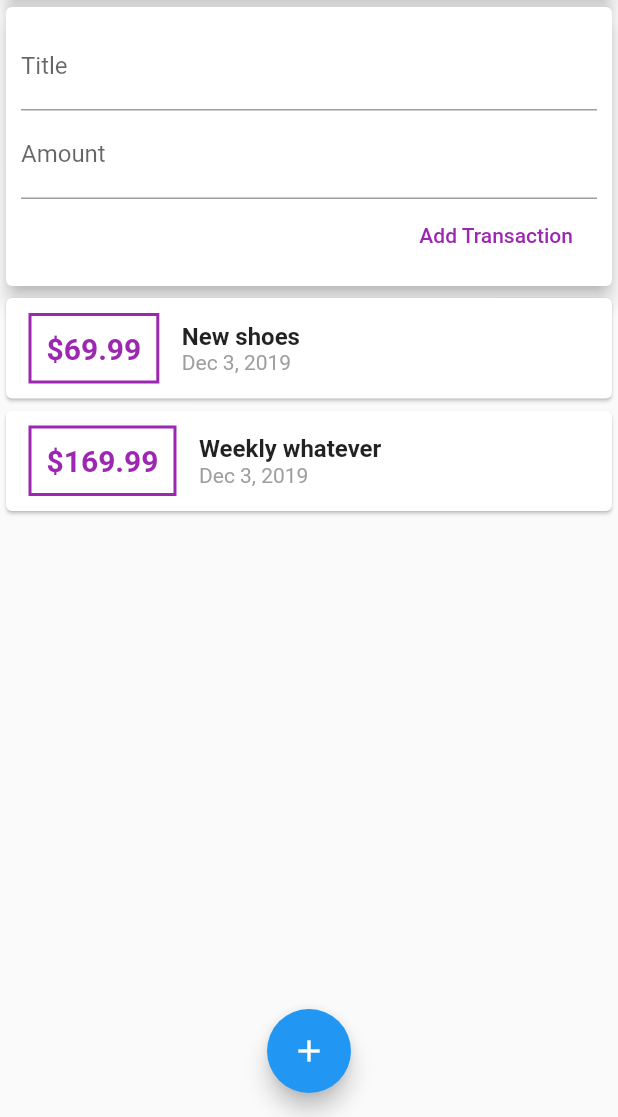
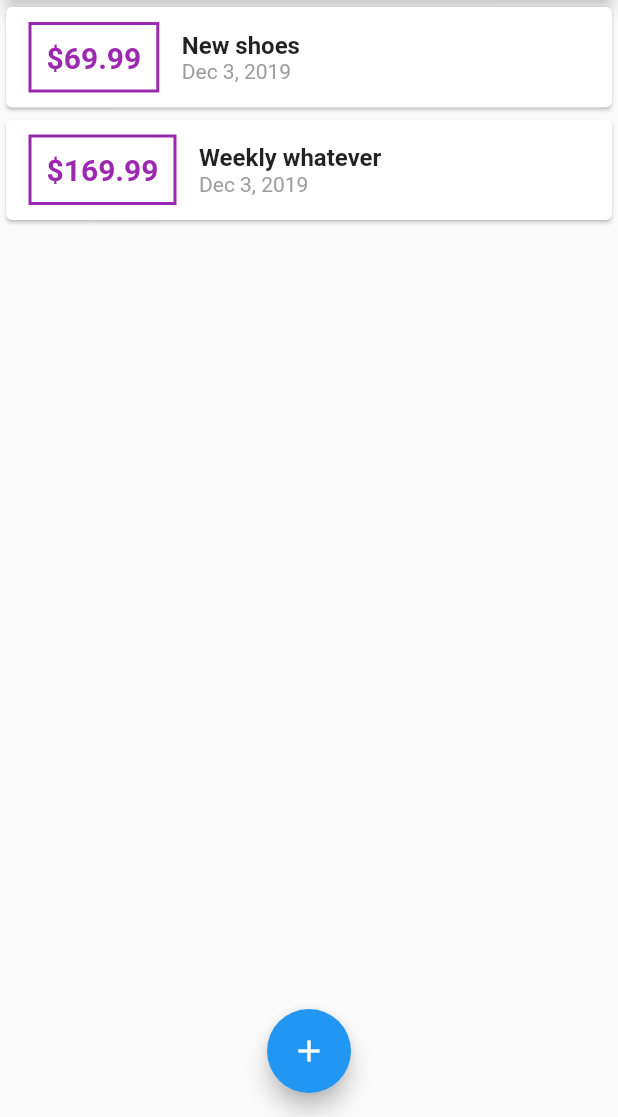
Before and after one commit to horsson/expense_app, a Flutter app: the screen it shows after launch, on a phone screen of 412 x 824 dp, the part 119-1236 px from its top. Run offline on Flutter 3.47's test engine with Material 2 defaults, Android fonts, the phone set to English and light mode, and no system bars.

```diff
--- a/lib/main.dart
+++ b/lib/main.dart
@@ -1,5 +1,8 @@
-import 'package:expense_app/widgets/user_transaction.dart';
 import 'package:flutter/material.dart';
+
+import 'models/transaction.dart';
+import 'widgets/new_transaction.dart';
+import 'widgets/transaction_list.dart';
 
 void main() => runApp(MyApp());
 
@@ -14,9 +17,55 @@ class MyApp extends StatelessWidget {
   }
 }
 
-class MyHomePage extends StatelessWidget {
+class MyHomePage extends StatefulWidget {
+  @override
+  _MyHomePageState createState() => _MyHomePageState();
+}
+
+class _MyHomePageState extends State<MyHomePage> {
   final titleController = TextEditingController();
+
   final amountController = TextEditingController();
+
+  void _startAddNewTransaction(BuildContext ctx) {
+    showModalBottomSheet(
+        context: ctx,
+        builder: (_) {
+          return GestureDetector(
+            child: NewTransaction(_addNewTransaction),
+            onTap: () {},
+            behavior: HitTestBehavior.opaque,
+          );
+        });
+  }
+
+  List<Transaction> _userTransactions = [
+    Transaction(
+      id: 't1',
+      title: 'New shoes',
+      amount: 69.99,
+      date: DateTime.now(),
+    ),
+    Transaction(
+      id: 't2',
+      title: 'Weekly whatever',
+      amount: 169.99,
+      date: DateTime.now(),
+    ),
+  ];
+
+  void _addNewTransaction(String title, double amount) {
+    final newTx = Transaction(
+      title: title,
+      amount: amount,
+      date: DateTime.now(),
+      id: DateTime.now().toString(),
+    );
+
+    setState(() {
+      _userTransactions.add(newTx);
+    });
+  }
 
   @override
   Widget build(BuildContext context) {
@@ -26,7 +75,9 @@ class MyHomePage extends StatelessWidget {
         actions: <Widget>[
           IconButton(
             icon: Icon(Icons.add),
-            onPressed: () {},
+            onPressed: () {
+              _startAddNewTransaction(context);
+            },
           )
         ],
       ),
@@ -43,14 +94,16 @@ class MyHomePage extends StatelessWidget {
                 elevation: 5,
               ),
             ),
-            UserTransactions()
+            TransactionList(_userTransactions)
           ],
         ),
       ),
       floatingActionButtonLocation: FloatingActionButtonLocation.centerFloat,
       floatingActionButton: FloatingActionButton(
         child: Icon(Icons.add),
-        onPressed: () {},
+        onPressed: () {
+          _startAddNewTransaction(context);
+        },
       ),
     );
   }
--- a/lib/widgets/user_transaction.dart
+++ /dev/null
@@ -1,50 +0,0 @@
-import 'package:flutter/material.dart';
-
-import '../models/transaction.dart';
-import 'new_transaction.dart';
-import 'transaction_list.dart';
-
-class UserTransactions extends StatefulWidget {
-  @override
-  _UserTransactionsState createState() => _UserTransactionsState();
-}
-
-class _UserTransactionsState extends State<UserTransactions> {
-  List<Transaction> _userTransactions = [
-    Transaction(
-      id: 't1',
-      title: 'New shoes',
-      amount: 69.99,
-      date: DateTime.now(),
-    ),
-    Transaction(
-      id: 't2',
-      title: 'Weekly whatever',
-      amount: 169.99,
-      date: DateTime.now(),
-    ),
-  ];
-
-  void _addNewTransaction(String title, double amount) {
-    final newTx = Transaction(
-      title: title,
-      amount: amount,
-      date: DateTime.now(),
-      id: DateTime.now().toString(),
-    );
-
-    setState(() {
-      _userTransactions.add(newTx);
-    });
-  }
-
-  @override
-  Widget build(BuildContext context) {
-    return Column(
-      children: <Widget>[
-        NewTransaction(_addNewTransaction),
-        TransactionList(_userTransactions),
-      ],
-    );
-  }
-}
```
